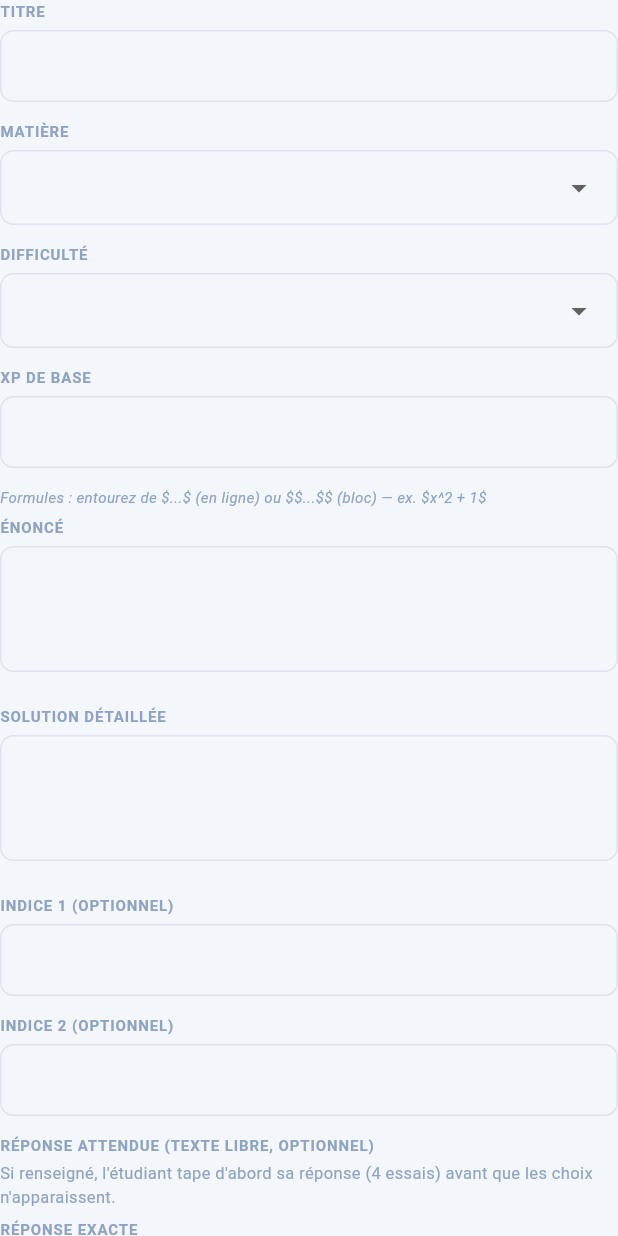
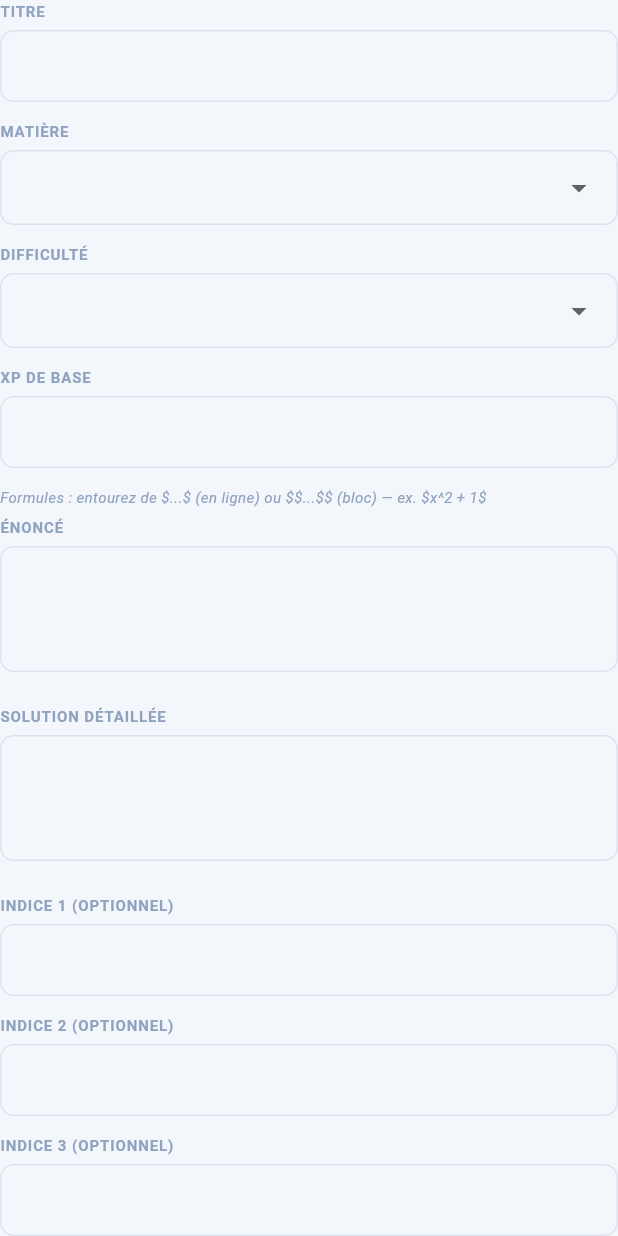
Before and after one commit to lina-bannour/nexa-frontend, a Flutter app: the _ExerciseFormContent widget shown alone on an empty page, opened directly with empty values, on a phone screen of 412 x 824 dp. Run offline on Flutter 3.47's test engine with Material 3 defaults, Android fonts, the phone set to English and light mode, and no system bars; our stand-ins replace dio, image_picker, shared_preferences; missing offline and left inert: flutter_math_fork; accounts and stored records are empty; network calls fail; Roboto replaces fonts that are missing (Poppins).

Commit message:
feat(admin): expose hints 3 & 4 in exercise and contest question forms
- Backend already fully supported hint3/hint4 (schema, create + update
  DTOs for both exercises and contests) and the student-facing solve
  screens already reveal up to 4 hints dynamically — only the admin
  authoring forms were missing the input fields
- Added 'Indice 3' / 'Indice 4' fields to the single-exercise editor
  and to the per-question form when creating a new contest

```diff
--- a/lib/features/admin/presentation/admin_content_screen.dart
+++ b/lib/features/admin/presentation/admin_content_screen.dart
@@ -279,7 +279,7 @@ class _ExerciseFormContentState extends State<_ExerciseFormContent> {
   late TextEditingController _enonce;
   late TextEditingController _solution;
   late TextEditingController _xp;
-  late TextEditingController _hint1, _hint2;
+  late TextEditingController _hint1, _hint2, _hint3, _hint4;
   late TextEditingController _reponseTexte;
   String _matiere = 'MATHEMATIQUES';
   String _difficulte = 'UN_ETOILE';
@@ -299,6 +299,8 @@ class _ExerciseFormContentState extends State<_ExerciseFormContent> {
     _xp = TextEditingController(text: '${ex?['xpBase'] ?? 10}');
     _hint1 = TextEditingController(text: ex?['hint1'] ?? '');
     _hint2 = TextEditingController(text: ex?['hint2'] ?? '');
+    _hint3 = TextEditingController(text: ex?['hint3'] ?? '');
+    _hint4 = TextEditingController(text: ex?['hint4'] ?? '');
     _reponseTexte = TextEditingController(text: ex?['reponseTexte'] ?? '');
     _matiere = ex?['matiere'] ?? 'MATHEMATIQUES';
     _difficulte = ex?['difficulte'] ?? 'UN_ETOILE';
@@ -339,6 +341,8 @@ class _ExerciseFormContentState extends State<_ExerciseFormContent> {
       'xpBase': int.tryParse(_xp.text) ?? 10,
       if (_hint1.text.trim().isNotEmpty) 'hint1': _hint1.text.trim(),
       if (_hint2.text.trim().isNotEmpty) 'hint2': _hint2.text.trim(),
+      if (_hint3.text.trim().isNotEmpty) 'hint3': _hint3.text.trim(),
+      if (_hint4.text.trim().isNotEmpty) 'hint4': _hint4.text.trim(),
       if (_reponseTexte.text.trim().isNotEmpty) 'reponseTexte': _reponseTexte.text.trim(),
       'choix': choix,
     };
@@ -406,6 +410,8 @@ class _ExerciseFormContentState extends State<_ExerciseFormContent> {
         _latexPreview(_solution),
         AdField(label: 'Indice 1 (optionnel)', controller: _hint1),
         AdField(label: 'Indice 2 (optionnel)', controller: _hint2),
+        AdField(label: 'Indice 3 (optionnel)', controller: _hint3),
+        AdField(label: 'Indice 4 (optionnel)', controller: _hint4),
         const Text('RÉPONSE ATTENDUE (TEXTE LIBRE, OPTIONNEL)',
           style: TextStyle(fontSize: 10, fontWeight: FontWeight.w700, color: NexaColors.txt3, letterSpacing: 0.6)),
         const SizedBox(height: 4),
@@ -527,6 +533,8 @@ class _CreateContestFormContentState extends State<_CreateContestFormContent> {
         xpController: TextEditingController(text: '10'),
         hint1Controller: TextEditingController(),
         hint2Controller: TextEditingController(),
+        hint3Controller: TextEditingController(),
+        hint4Controller: TextEditingController(),
         reponseTexteController: TextEditingController(),
         choiceControllers: [
           TextEditingController(),
@@ -598,6 +606,8 @@ class _CreateContestFormContentState extends State<_CreateContestFormContent> {
         'xpBase': xpBase,
         if (q.hint1Controller.text.trim().isNotEmpty) 'hint1': q.hint1Controller.text.trim(),
         if (q.hint2Controller.text.trim().isNotEmpty) 'hint2': q.hint2Controller.text.trim(),
+        if (q.hint3Controller.text.trim().isNotEmpty) 'hint3': q.hint3Controller.text.trim(),
+        if (q.hint4Controller.text.trim().isNotEmpty) 'hint4': q.hint4Controller.text.trim(),
         if (q.reponseTexteController.text.trim().isNotEmpty) 'reponseTexte': q.reponseTexteController.text.trim(),
         'choix': choices,
       });
@@ -670,6 +680,8 @@ class _CreateContestFormContentState extends State<_CreateContestFormContent> {
                 AdField(label: 'XP Base', controller: q.xpController, keyboardType: TextInputType.number),
                 AdField(label: 'Indice 1 (optionnel)', controller: q.hint1Controller),
                 AdField(label: 'Indice 2 (optionnel)', controller: q.hint2Controller),
+                AdField(label: 'Indice 3 (optionnel)', controller: q.hint3Controller),
+                AdField(label: 'Indice 4 (optionnel)', controller: q.hint4Controller),
                 AdField(label: 'Réponse exacte (texte libre, optionnel)', controller: q.reponseTexteController),
                 const SizedBox(height: 8),
                 const Text('Choix (cochez le correct) :', style: TextStyle(fontSize: 11, fontWeight: FontWeight.w600)),
@@ -733,6 +745,8 @@ class _ContestQuestionInput {
   final TextEditingController xpController;
   final TextEditingController hint1Controller;
   final TextEditingController hint2Controller;
+  final TextEditingController hint3Controller;
+  final TextEditingController hint4Controller;
   final TextEditingController reponseTexteController;
   final List<TextEditingController> choiceControllers;
   int correctIndex;
@@ -743,6 +757,8 @@ class _ContestQuestionInput {
     required this.xpController,
     required this.hint1Controller,
     required this.hint2Controller,
+    required this.hint3Controller,
+    required this.hint4Controller,
     required this.reponseTexteController,
     required this.choiceControllers,
     required this.correctIndex,
@@ -754,6 +770,8 @@ class _ContestQuestionInput {
     xpController.dispose();
     hint1Controller.dispose();
     hint2Controller.dispose();
+    hint3Controller.dispose();
+    hint4Controller.dispose();
     reponseTexteController.dispose();
     for (var c in choiceControllers) {
       c.dispose();
```
